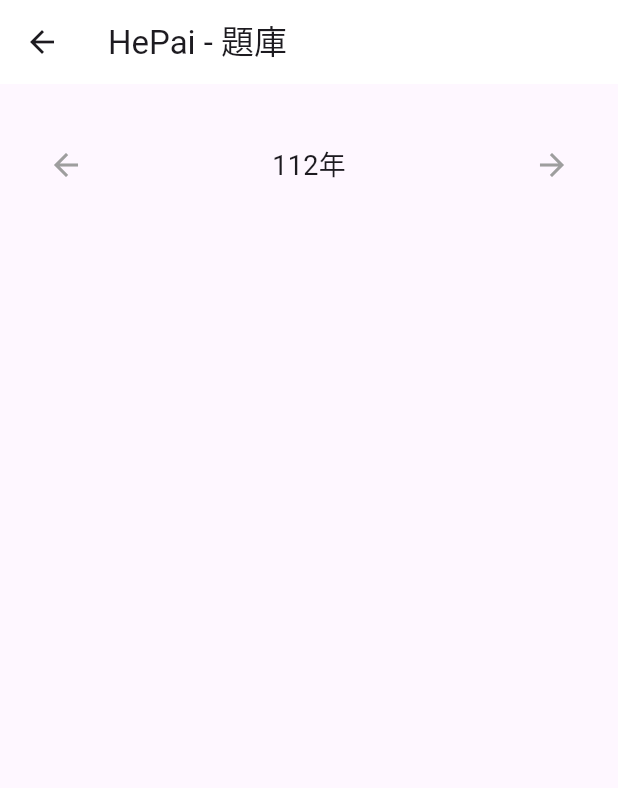
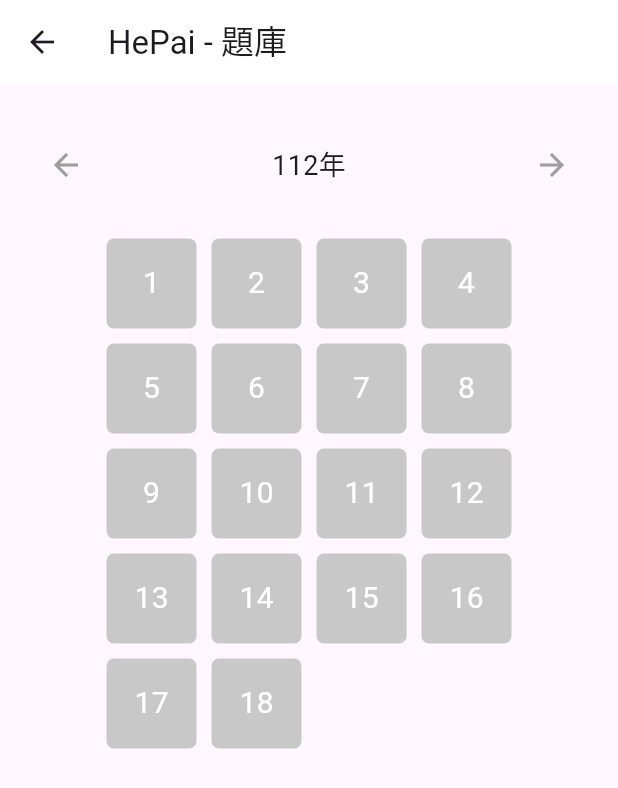
Before and after one commit to percyhuang195/hepaiQuestionMobileApp, a Flutter app: the screen it shows after launch, after a tap on "題庫解鎖進度", on a phone screen of 412 x 824 dp. Shown: the top 788 px of the screen. Run offline on Flutter 3.47's test engine with Material 3 defaults, Android fonts, the phone set to English and light mode, and no system bars.

Commit message:
upload version 20251129

```diff
--- a/app/assets/hepai.json
+++ b/app/assets/hepai.json
@@ -212,7 +212,7 @@
             "id":"112-1-19",
             "haveImage":true,
             "image":"assets/112-1-17.png",
-            "question":"承上題,譜上出現的 con grazia 意思是",
+            "question":"此譜例上出現的 con grazia 意思是",
             "selection1":"優雅的",
             "selection2":"活潑的",
             "selection3":"沉悶的",
--- a/app/lib/main.dart
+++ b/app/lib/main.dart
@@ -1,8 +1,14 @@
 import 'package:flutter/material.dart';
+import 'package:flutter/services.dart';
 import 'package:hepai/home.dart';
 
 void main() {
-  runApp(const MyApp());
+  WidgetsFlutterBinding.ensureInitialized();
+  SystemChrome.setPreferredOrientations([
+    DeviceOrientation.portraitUp
+  ]).then((_){
+    runApp(const MyApp());
+  });
 }
 
 class MyApp extends StatelessWidget {
--- a/app/lib/questionList.dart
+++ b/app/lib/questionList.dart
@@ -25,6 +25,7 @@ class _questionListPageState extends State<questionListPage> {
   // 解析題庫問題資料，並整理畫面資訊
   Future<void> parseData() async{
     dataList = await parseJsonQuestion();
+    isQuestionAnswerList.clear();
     // 初始化已答題的題數資料
     for (int x = 0; x < dataList.length; x++){
       isQuestionAnswerList.add(false);
@@ -35,12 +36,6 @@ class _questionListPageState extends State<questionListPage> {
         if (questionRecordDataList[x].questionID == dataList[y].id){
           isQuestionAnswerList[y] = true;
         }
-      }
-    }
-    // 依據剛才的結果，統計所有已回答的題目數量
-    for (int x = 0; x < isQuestionAnswerList.length;x++){
-      if (isQuestionAnswerList[x] == true){
-        answerQuestion += 1;
       }
     }
     setState(() {});
@@ -59,6 +54,7 @@ class _questionListPageState extends State<questionListPage> {
     });
     // 向Android端sharedPreferences請求獲取本地存儲資料
     MethodChannel(channel).invokeMethod("fetchQuestionRecordData");
+    parseData();
   }
 
 
@@ -103,16 +99,16 @@ class _questionListPageState extends State<questionListPage> {
             height: 20,
           ),
           SizedBox(
-            width: MediaQuery.of(context).size.width * 0.8,
+            width: 280,
             height: MediaQuery.of(context).size.height * 0.6,
             child: ListView.builder(
-              itemCount: (dataList.length / 4).toInt() + 1,
+              itemCount: (isQuestionAnswerList.length / 4).toInt() + 1,
               itemBuilder: (context,index){
                 return SizedBox(
-                  width: MediaQuery.of(context).size.width * 0.8,
+                  width: 280,
                   height: 70,
                   child:ListView.builder(
-                      itemCount: dataList.length - index * 4 > 4 ? 4 : (dataList.length - index * 4) % 4,
+                      itemCount: isQuestionAnswerList.length - index * 4 > 4 ? 4 : (isQuestionAnswerList.length - index * 4) % 4,
                       scrollDirection: Axis.horizontal,
                       itemBuilder: (context,index2){
                         var targetID = index * 4 + index2;
```
Also changed, not shown: app/lib/dailyGraph.dart (+5 -2 lines), 3 other files.
